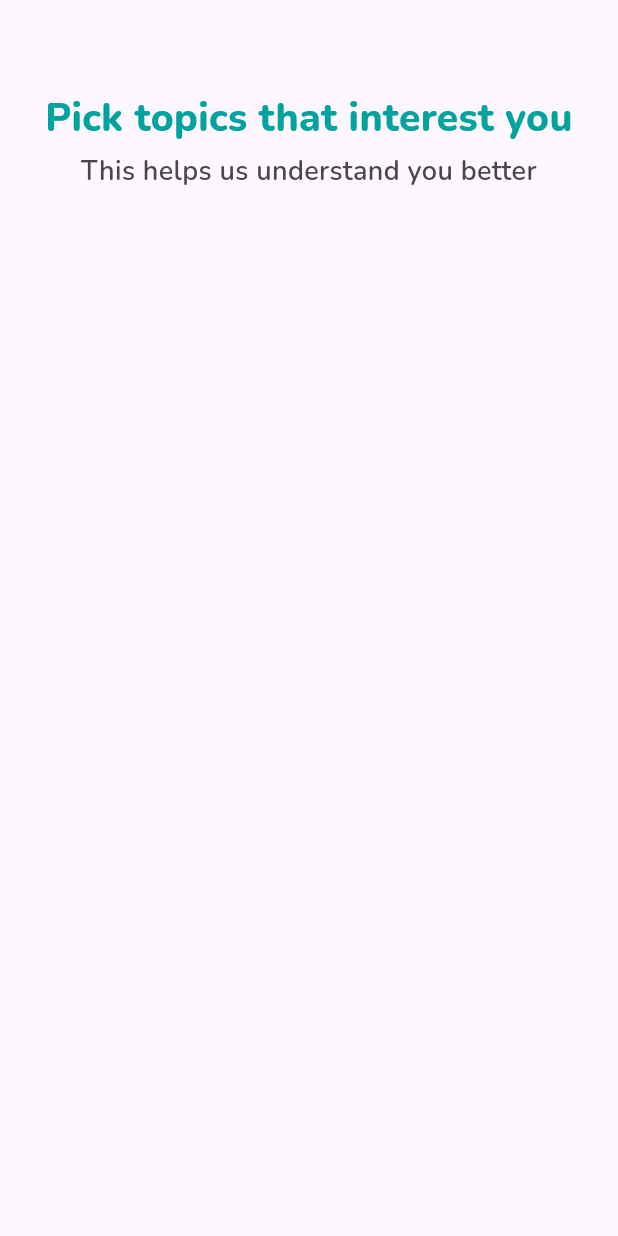
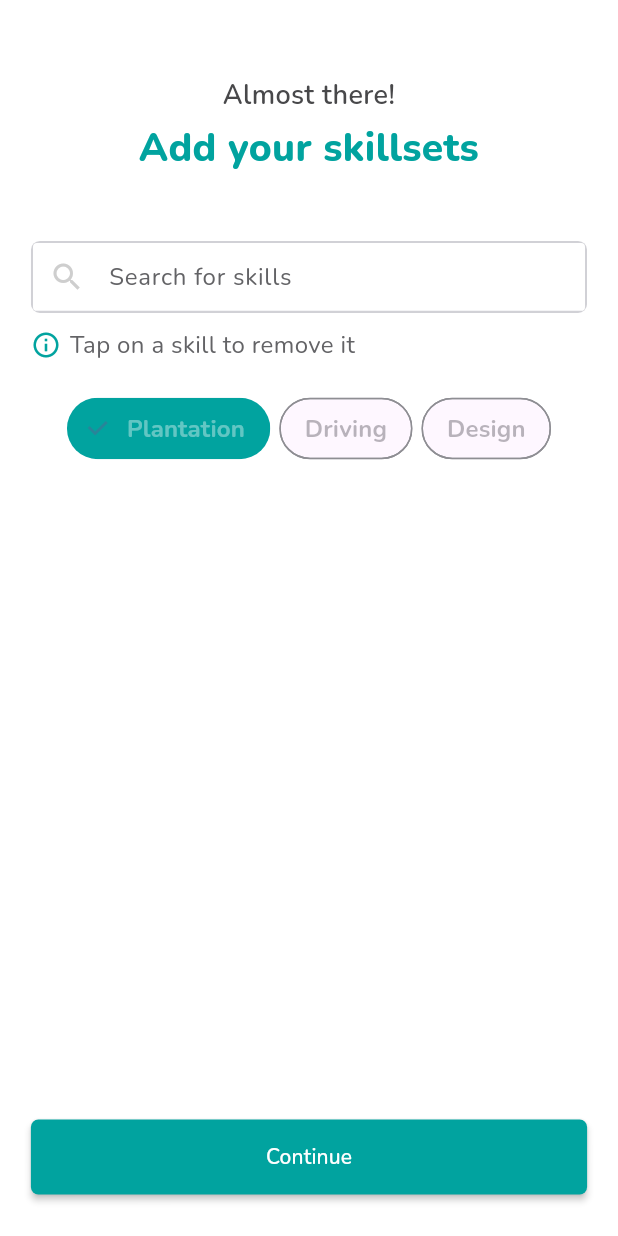
Before and after one commit to thenext10legend/volstory_app, a Flutter app: the RegistrationScreen screen opened by its route, scrolled down 83 dp, after a tap on "Continue", on a phone screen of 412 x 824 dp. Run offline on Flutter 3.47's test engine with Material 2 defaults, Android fonts, the phone set to English and light mode, and no system bars; our stand-ins replace dotted_border, google_fonts, intl_phone_field, pinput, transparent_image.

Commit message:
skills_screen added

```diff
--- a/lib/main.dart
+++ b/lib/main.dart
@@ -1,8 +1,8 @@
 import 'package:flutter/material.dart';
-import 'package:volstory_app/screens/interests_screen.dart';
 import 'package:volstory_app/screens/otp_screen.dart';
 import 'package:volstory_app/screens/registration_screen.dart';
 import 'package:volstory_app/screens/signUp_signIn_screen.dart';
+import 'package:volstory_app/screens/skills_screen.dart';
 import 'package:volstory_app/screens/splash_screen.dart';
 import 'package:volstory_app/screens/verification_screen.dart';
 
@@ -30,7 +30,7 @@ class MyApp extends StatelessWidget {
         '/otp': (context) => const OTPScreen(),
         '/registration': (context) => const RegistrationScreen(),
         '/signUpsignIn': (context) => const SignUpSignInScreen(),
-        '/interests': (context) => const InterestsScreen(),
+        '/interests': (context) => const SkillsScreen(),
       },
     );
   }
--- a/lib/screens/interests_screen.dart
+++ /dev/null
@@ -1,55 +0,0 @@
-import 'package:flutter/material.dart';
-import 'package:google_fonts/google_fonts.dart';
-
-class InterestsScreen extends StatefulWidget {
-  const InterestsScreen({super.key});
-
-  @override
-  State<InterestsScreen> createState() => _InterestsScreenState();
-}
-
-class _InterestsScreenState extends State<InterestsScreen> {
-  @override
-  Widget build(BuildContext context) {
-    return Scaffold(
-      body: Container(
-        height: MediaQuery.of(context).size.height,
-        width: MediaQuery.of(context).size.width,
-        alignment: Alignment.center,
-        child: Column(
-          crossAxisAlignment: CrossAxisAlignment.center,
-          children: [
-            const SizedBox(
-              height: 30,
-            ),
-            Padding(
-              padding: const EdgeInsets.only(top: 30.0),
-              child: Text(
-                "Pick topics that interest you",
-                style: GoogleFonts.nunito(
-                  fontSize: 26,
-                  color: const Color.fromRGBO(1, 163, 159, 100),
-                  fontWeight: FontWeight.w800,
-                ),
-                textAlign: TextAlign.center,
-              ),
-            ),
-            Padding(
-              padding: const EdgeInsets.only(top: 4.0),
-              child: Text(
-                "This helps us understand you better",
-                style: GoogleFonts.nunito(
-                  fontSize: 18,
-                  color: const Color.fromRGBO(72, 72, 74, 100),
-                  fontWeight: FontWeight.w600,
-                ),
-                maxLines: 2,
-                textAlign: TextAlign.center,
-              ),
-            ),
-          ],
-        ),
-      ),
-    );
-  }
-}
--- /dev/null
+++ b/lib/screens/skills_screen.dart
@@ -0,0 +1,204 @@
+// ignore_for_file: sized_box_for_whitespace
+
+import 'package:flutter/material.dart';
+import 'package:google_fonts/google_fonts.dart';
+
+class SkillsScreen extends StatefulWidget {
+  const SkillsScreen({super.key});
+
+  @override
+  State<SkillsScreen> createState() => _SkillsScreenState();
+}
+
+class _SkillsScreenState extends State<SkillsScreen> {
+  final TextEditingController searchQueryController = TextEditingController();
+  @override
+  Widget build(BuildContext context) {
+    return Scaffold(
+      body: Container(
+        alignment: Alignment.center,
+        color: Colors.white,
+        padding: EdgeInsets.all(MediaQuery.of(context).size.width * 0.05),
+        child: Column(
+          crossAxisAlignment: CrossAxisAlignment.center,
+          children: [
+            Padding(
+              padding: const EdgeInsets.only(top: 30.0),
+              child: Text(
+                "Almost there!",
+                style: GoogleFonts.nunito(
+                  fontSize: 18,
+                  color: const Color.fromRGBO(72, 72, 74, 100),
+                  fontWeight: FontWeight.w600,
+                ),
+                maxLines: 2,
+                textAlign: TextAlign.center,
+              ),
+            ),
+            Padding(
+              padding: const EdgeInsets.only(top: 4.0),
+              child: Text(
+                "Add your skillsets",
+                style: GoogleFonts.nunito(
+                  fontSize: 26,
+                  color: const Color.fromRGBO(1, 163, 159, 100),
+                  fontWeight: FontWeight.w800,
+                ),
+                textAlign: TextAlign.center,
+              ),
+            ),
+            const SizedBox(
+              height: 43,
+            ),
+            searchBox(
+              MediaQuery.of(context).size.height,
+              MediaQuery.of(context).size.width,
+            ),
+            const SizedBox(
+              height: 10,
+            ),
+            Row(
+              children: [
+                const Icon(
+                  Icons.info_outline,
+                  color: Color.fromRGBO(1, 163, 159, 100),
+                  size: 20,
+                ),
+                const SizedBox(
+                  width: 6,
+                ),
+                Text(
+                  "Tap on a skill to remove it",
+                  style: GoogleFonts.nunito(
+                    fontSize: 16,
+                    fontWeight: FontWeight.w400,
+                    color: const Color.fromRGBO(99, 99, 102, 100),
+                  ),
+                ),
+              ],
+            ),
+            const SizedBox(
+              height: 20,
+            ),
+            Wrap(
+              alignment: WrapAlignment.start,
+              crossAxisAlignment: WrapCrossAlignment.start,
+              spacing: 6.0,
+              runSpacing: 6.0,
+              children: [
+                InputChip(
+                  label: const Text(
+                    "Plantation",
+                  ),
+                  labelStyle: GoogleFonts.nunito(
+                    color: const Color.fromARGB(255, 255, 255, 255),
+                    fontSize: 16,
+                    fontWeight: FontWeight.bold,
+                  ),
+                  selectedColor: const Color.fromRGBO(1, 163, 159, 100),
+                  selected: true,
+                  backgroundColor: const Color.fromRGBO(255, 255, 255, 100),
+                  shape: RoundedRectangleBorder(
+                    side: BorderSide.none, //the outline color
+                    borderRadius: BorderRadius.circular(52),
+                  ),
+                ),
+                InputChip(
+                  label: const Text(
+                    "Driving",
+                  ),
+                  labelStyle: GoogleFonts.nunito(
+                    fontSize: 16,
+                    fontWeight: FontWeight.bold,
+                  ),
+                  selectedColor: const Color(0xff01a39f),
+                  selected: false,
+                  backgroundColor: const Color.fromRGBO(255, 255, 255, 100),
+                  shape: RoundedRectangleBorder(
+                    side: const BorderSide(
+                      color: Color(0xFf8e8e93),
+                    ), //the outline color
+                    borderRadius: BorderRadius.circular(52),
+                  ),
+                ),
+                InputChip(
+                  label: const Text(
+                    "Design",
+                  ),
+                  labelStyle: GoogleFonts.nunito(
+                    fontSize: 16,
+                    fontWeight: FontWeight.bold,
+                  ),
+                  selectedColor: const Color(0xff01a39f),
+                  selected: false,
+                  backgroundColor: const Color.fromRGBO(255, 255, 255, 100),
+                  shape: RoundedRectangleBorder(
+                    side: const BorderSide(
+                      color: Color(0xFf8e8e93),
+                    ), //the outline color
+                    borderRadius: BorderRadius.circular(52),
+                  ),
+                ),
+              ],
+            ),
+            Container(
+              padding: EdgeInsets.only(
+                  top: MediaQuery.of(context).size.height * 0.53),
+              width: double.infinity,
+              child: MaterialButton(
+                onPressed: () {
+                  Navigator.pushReplacementNamed(context, '/interests');
+                },
+                color: const Color.fromRGBO(1, 163, 159, 100),
+                shape: RoundedRectangleBorder(
+                    borderRadius: BorderRadius.circular(5)),
+                padding:
+                    const EdgeInsets.symmetric(vertical: 15, horizontal: 30),
+                child: Text(
+                  "Continue",
+                  style: GoogleFonts.nunito(
+                      color: Colors.white, fontWeight: FontWeight.w500),
+                ),
+              ),
+            ),
+          ],
+        ),
+      ),
+    );
+  }
+
+  Widget searchBox(double height, double width) {
+    return ClipRRect(
+      borderRadius: BorderRadius.circular(6),
+      child: TextField(
+        controller: searchQueryController,
+        textAlignVertical: TextAlignVertical.center,
+        // onChanged: (value) {
+        //   setState(() {
+        //     ontracklist = _runFilter(value);
+        //     delayedlist = _runFilter2(value);
+        //   });
+        // },
+        decoration: InputDecoration(
+          contentPadding: EdgeInsets.symmetric(
+              vertical: height * 0.005, horizontal: width / 20),
+          hintText: "Search for skills",
+          hintStyle: GoogleFonts.nunito(
+            color: const Color.fromRGBO(99, 99, 102, 100),
+            fontSize: 16,
+          ),
+          prefixIcon: Icon(
+            Icons.search,
+            color: Colors.grey.withOpacity(0.5),
+          ),
+          enabledBorder: const OutlineInputBorder(
+            borderSide: BorderSide(
+              width: 1.4,
+              color: Color.fromRGBO(209, 209, 214, 100),
+            ),
+          ),
+        ),
+      ),
+    );
+  }
+}
```
